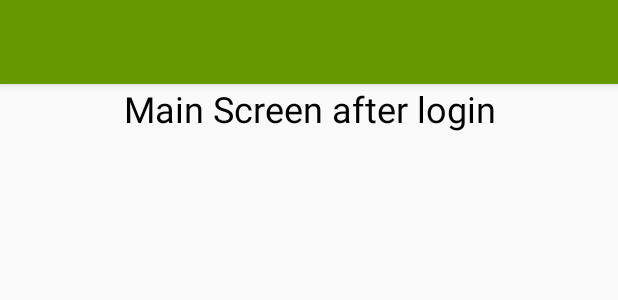
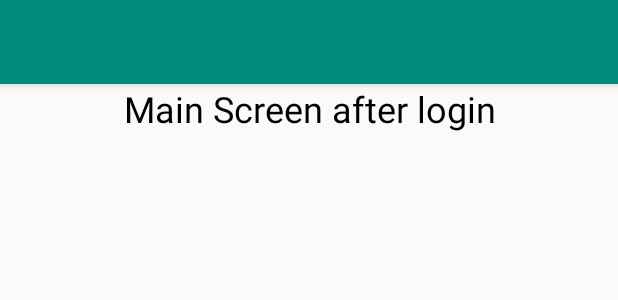
Before and after one commit to dev-helixx/EasyTask, an Android app: the layout app_bar_main.xml on its own in the app's theme, with its tools: preview values and no code run, on a phone screen of 412 x 824 dp. Shown: the top 300 px of the screen. Run offline under Robolectric (Android 15) with nearby library versions, the phone set to English and light mode, and no system bars.

Commit message:
nye farver :)

```diff
--- a/app/src/main/res/layout/app_bar_main.xml
+++ b/app/src/main/res/layout/app_bar_main.xml
@@ -15,12 +15,15 @@
             android:id="@+id/toolbar"
             android:layout_width="match_parent"
             android:layout_height="?attr/actionBarSize"
-            android:background="?attr/colorPrimary"
+            android:background="@color/farve4"
             app:popupTheme="@style/AppTheme.PopupOverlay" />
 
     </android.support.design.widget.AppBarLayout>
 
-    <include layout="@layout/content_main" />
+    <include
+        android:id="@+id/include"
+        layout="@layout/content_main"
+        android:layout_height="173dp" />
 
     <!-- <android.support.design.widget.FloatingActionButton
         android:id="@+id/fab"
--- a/app/src/main/res/values/colors.xml
+++ b/app/src/main/res/values/colors.xml
@@ -7,5 +7,6 @@
     <color name="farve2">#e5f5f3</color>
     <color name="farve3">#009b88</color>
     <color name="farve4">#008b7a</color>
+    <color name="farve5">#007d6d</color>
 
 </resources>
--- a/app/src/main/res/values/styles.xml
+++ b/app/src/main/res/values/styles.xml
@@ -3,8 +3,8 @@
     <!-- Base application theme. -->
     <style name="AppTheme" parent="Theme.AppCompat.Light.DarkActionBar">
         <!-- Customize your theme here. -->
-        <item name="colorPrimary">@android:color/holo_green_dark</item>
-        <item name="colorPrimaryDark">@android:color/darker_gray</item>
+        <item name="colorPrimary">@color/farve4</item>
+        <item name="colorPrimaryDark">@color/farve5</item>
         <item name="colorAccent">@android:color/darker_gray</item>
         <item name="android:textColor">#000000</item>
     </style>
```
